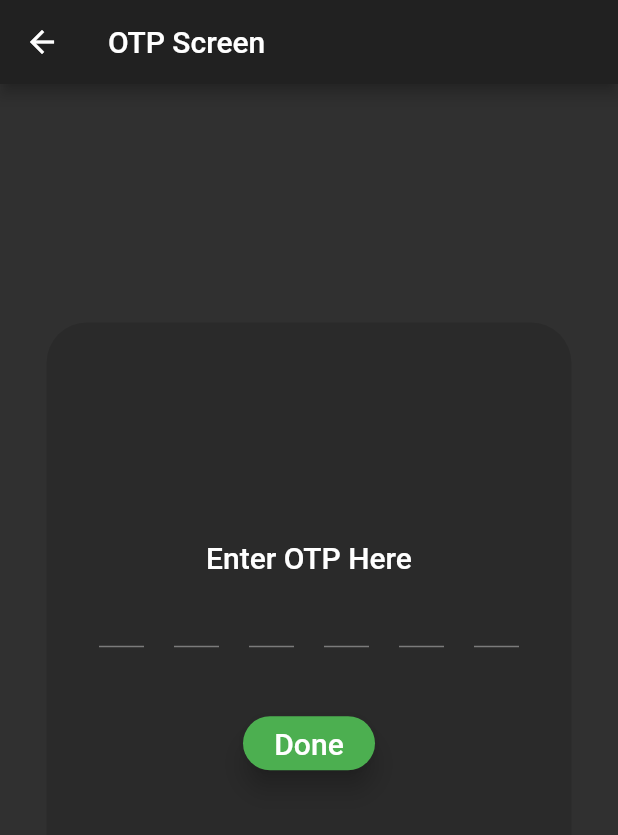
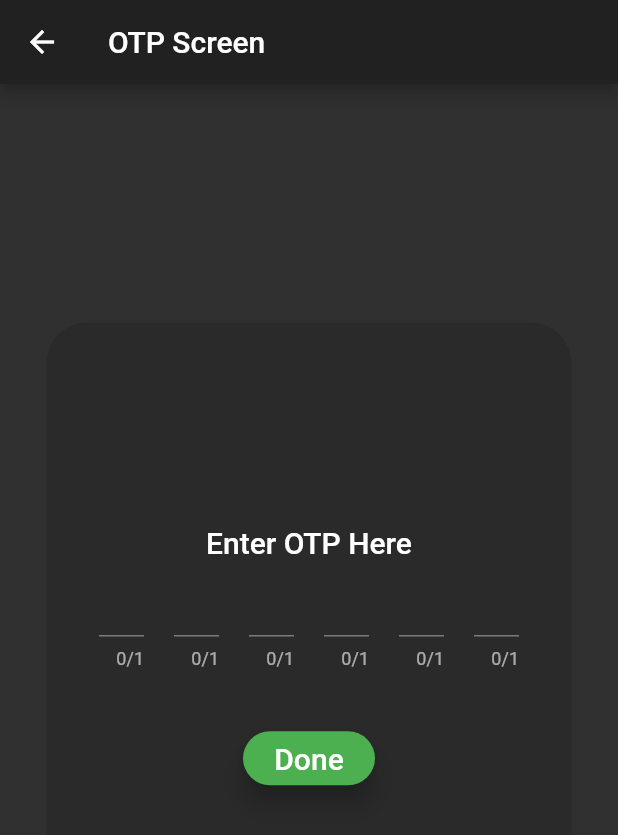
Before and after one commit to abhirup-deb/Policy_Selector, a Flutter app: the OTP screen opened by its route, on a phone screen of 412 x 824 dp. Shown: the top 835 px of the screen. Run offline on Flutter 3.47's test engine with Material 2 defaults, Android fonts, the light colour scheme and no system bars.

Commit message:
OTP screen modified

```diff
--- a/lib/screens/OTP.dart
+++ b/lib/screens/OTP.dart
@@ -21,6 +21,8 @@ class _OTPState extends State<OTP>{
             children: <Widget>[
               Text('Enter OTP Here',style: TextStyle(fontSize: 20.0,fontWeight: FontWeight.w500,),),
 
+              SizedBox(height: 20.0,),
+
               Row(
                 mainAxisAlignment: MainAxisAlignment.center,
                 children: <Widget>[
@@ -28,7 +30,7 @@ class _OTPState extends State<OTP>{
                   Container(
                     height: 50,
                     width: 30,
-                      child: TextField(style: TextStyle(color: Colors.white70),textAlign: TextAlign.center,)
+                      child: TextField(style: TextStyle(color: Colors.white70),textAlign: TextAlign.center,maxLength:1,keyboardType: TextInputType.number,)
                   ),
                   SizedBox(
                     width: 20.0,
@@ -36,7 +38,7 @@ class _OTPState extends State<OTP>{
                   Container(
                       height: 50,
                       width: 30,
-                      child: TextField(style: TextStyle(color: Colors.white70),textAlign: TextAlign.center,)
+                      child: TextField(style: TextStyle(color: Colors.white70),textAlign: TextAlign.center,maxLength:1,keyboardType: TextInputType.number)
                   ),
                   SizedBox(
                     width: 20.0,
@@ -44,7 +46,7 @@ class _OTPState extends State<OTP>{
                   Container(
                       height: 50,
                       width: 30,
-                      child: TextField(style: TextStyle(color: Colors.white70),textAlign: TextAlign.center,)
+                      child: TextField(style: TextStyle(color: Colors.white70),textAlign: TextAlign.center,maxLength:1,keyboardType: TextInputType.number)
                   ),
                   SizedBox(
                     width: 20.0,
@@ -52,7 +54,7 @@ class _OTPState extends State<OTP>{
                   Container(
                       height: 50,
                       width: 30,
-                      child: TextField(style: TextStyle(color: Colors.white70),textAlign: TextAlign.center,)
+                      child: TextField(style: TextStyle(color: Colors.white70),textAlign: TextAlign.center,maxLength:1,keyboardType: TextInputType.number)
                   ),
                   SizedBox(
                     width: 20.0,
@@ -60,7 +62,7 @@ class _OTPState extends State<OTP>{
                   Container(
                       height: 50,
                       width: 30,
-                      child: TextField(style: TextStyle(color: Colors.white70),textAlign: TextAlign.center,)
+                      child: TextField(style: TextStyle(color: Colors.white70),textAlign: TextAlign.center,maxLength:1,keyboardType: TextInputType.number)
                   ),
                   SizedBox(
                     width: 20.0,
@@ -68,7 +70,7 @@ class _OTPState extends State<OTP>{
                   Container(
                       height: 50,
                       width: 30,
-                      child: TextField(style: TextStyle(color: Colors.white70),textAlign: TextAlign.center,)
+                      child: TextField(style: TextStyle(color: Colors.white70),textAlign: TextAlign.center,maxLength:1,keyboardType: TextInputType.number)
                   ),
                   SizedBox(
                     width: 20.0,
```
